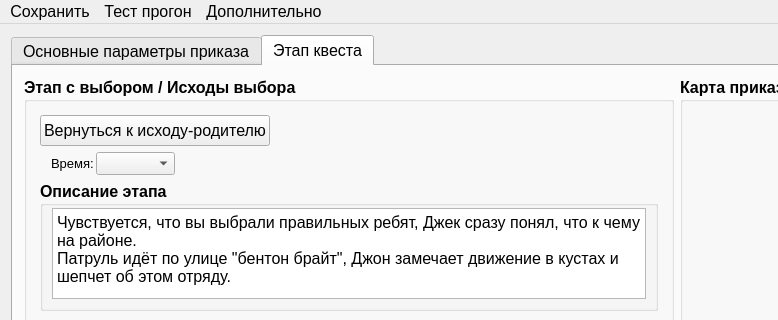
Qt form mainwindow.ui (YakSid/PDNK2) before a commit; both pictures show x 0 to 778 and y 0 to 320 of the 1157 by 838 pixel window.
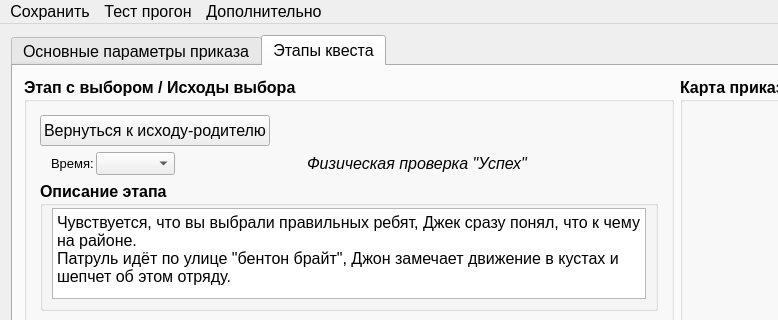
The same form after that commit. The open tabs and pages were chosen to show the change.

```diff
--- a/mainwindow.ui
+++ b/mainwindow.ui
@@ -1142,7 +1142,7 @@
         <bool>true</bool>
        </property>
        <attribute name="title">
-        <string>Этап квеста</string>
+        <string>Этапы квеста</string>
        </attribute>
        <layout class="QGridLayout" name="gridLayout_11">
         <item row="0" column="0" rowspan="2">
@@ -1253,6 +1253,32 @@
                   <item>
                    <widget class="QComboBox" name="cb_time"/>
                   </item>
+                  <item>
+                   <spacer name="horizontalSpacer_8">
+                    <property name="orientation">
+                     <enum>Qt::Horizontal</enum>
+                    </property>
+                    <property name="sizeHint" stdset="0">
+                     <size>
+                      <width>40</width>
+                      <height>20</height>
+                     </size>
+                    </property>
+                   </spacer>
+                  </item>
+                  <item>
+                   <widget class="QLabel" name="lb_briefReminderStage">
+                    <property name="font">
+                     <font>
+                      <pointsize>12</pointsize>
+                      <italic>true</italic>
+                     </font>
+                    </property>
+                    <property name="text">
+                     <string>Физическая проверка &quot;Успех&quot;</string>
+                    </property>
+                   </widget>
+                  </item>
                   <item>
                    <spacer name="horizontalSpacer_5">
                     <property name="orientation">
```
Left out of the diff: 72 changed lines with no effect on the pictures.
